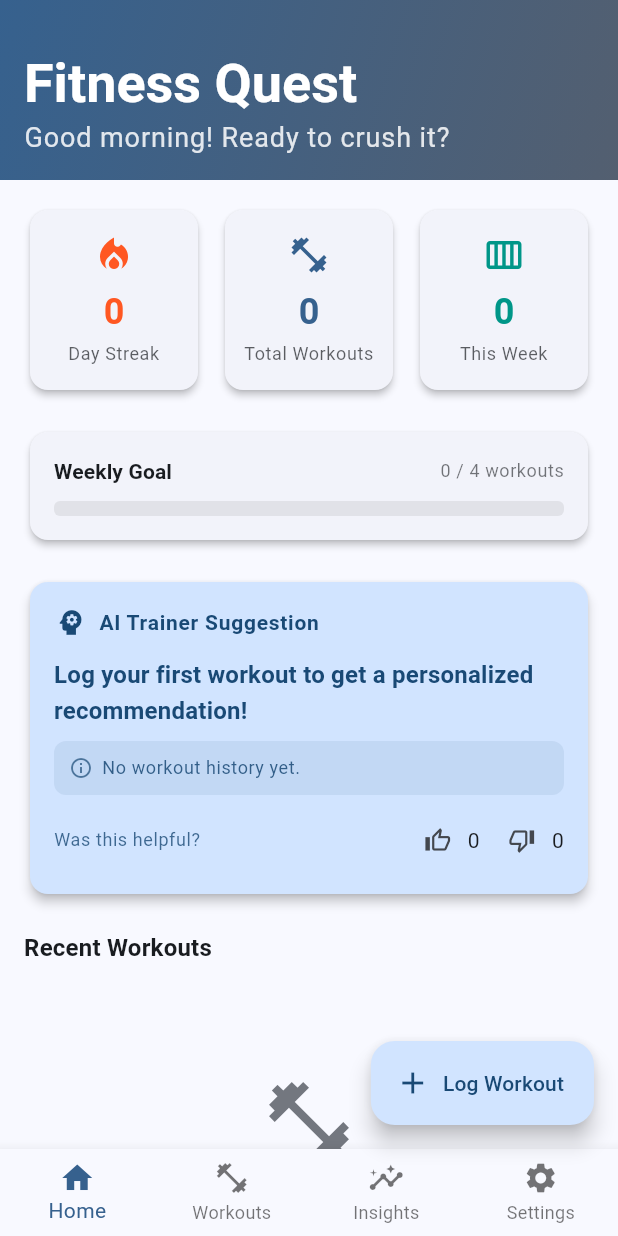
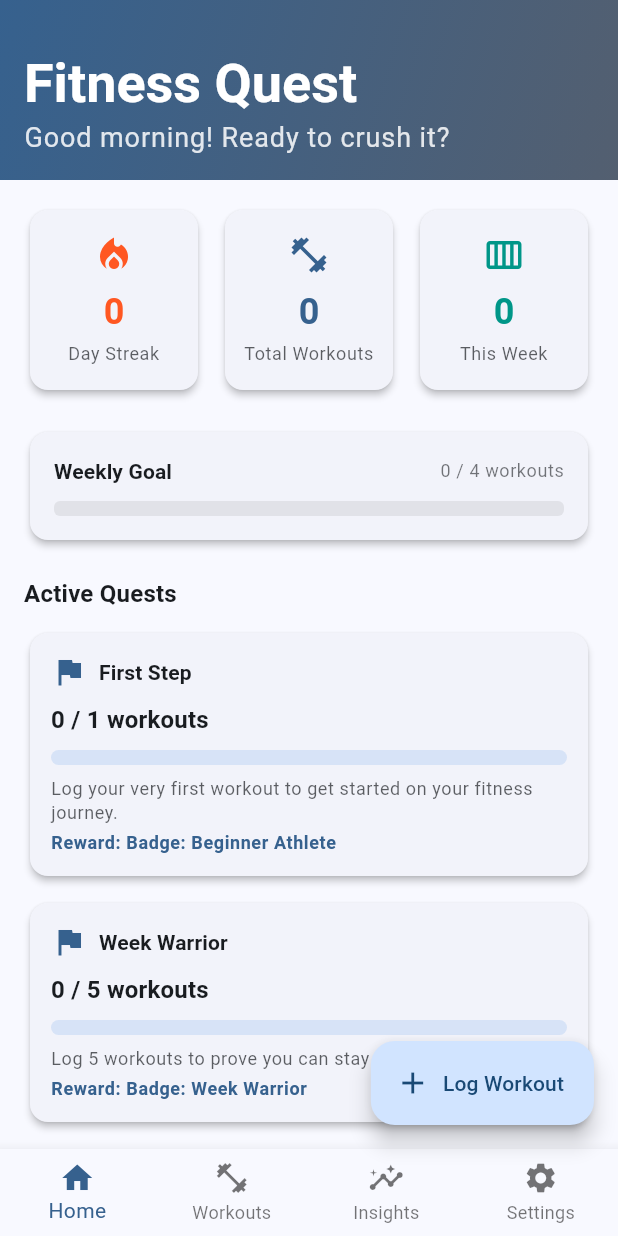
Before and after one commit to Phyvlik/project_01_fitness_tracker, a Flutter app: the screen it shows after launch, on a phone screen of 412 x 824 dp. Run offline on Flutter 3.47's test engine with Material 3 defaults, Android fonts, the light colour scheme and no system bars; our stand-ins replace file_picker, fl_chart, shared_preferences, sqflite, sqflite_common_ffi, sqflite_common_ffi_web; accounts and stored records are empty.

Commit message:
Add quest visibity to home screen and track relevant quests

```diff
--- a/lib/screens/home_screen.dart
+++ b/lib/screens/home_screen.dart
@@ -111,6 +111,36 @@ class HomeScreen extends StatelessWidget {
                       ),
 
                       const SizedBox(height: 20),
+
+                      //active quest progress
+                      if (provider.quests.any((q) => !q.isCompleted)) ...[
+                        Text(
+                        'Active Quests',
+                         style: theme.textTheme.titleMedium?.copyWith(
+                          fontWeight: FontWeight.bold,
+                        ),
+                ),
+                       const SizedBox(height: 10),
+
+                 ...provider.quests
+                   .where((q) => !q.isCompleted)
+                      .take(2)
+                       .map(
+                    (q) => Padding(
+                     padding: const EdgeInsets.only(bottom: 10),
+                       child: _QuestProgressCard(
+                       title: q.name,
+                      subtitle: q.description,
+                      current: q.completedWorkouts,
+                      target: q.targetWorkouts,
+                      reward: q.reward,
+                      isCompleted: q.isCompleted,
+          ),
+        ),
+      ),
+
+  const SizedBox(height: 20),
+],
 
                       // AI suggestion card
                       AiSuggestionCard(
@@ -276,3 +306,84 @@ class _WeeklyGoalBar extends StatelessWidget {
     );
   }
 }
+class _QuestProgressCard extends StatelessWidget {
+  final String title;
+  final String subtitle;
+  final int current;
+  final int target;
+  final String reward;
+  final bool isCompleted;
+
+  const _QuestProgressCard({
+    required this.title,
+    required this.subtitle,
+    required this.current,
+    required this.target,
+    required this.reward,
+    required this.isCompleted,
+  });
+
+  @override
+  Widget build(BuildContext context) {
+    final theme = Theme.of(context);
+    final progress = target > 0 ? (current / target).clamp(0.0, 1.0) : 0.0;
+    final accentColor = isCompleted ? Colors.green : theme.colorScheme.primary;
+
+    return Card(
+      elevation: 2,
+      child: Padding(
+        padding: const EdgeInsets.all(14),
+        child: Column(
+          crossAxisAlignment: CrossAxisAlignment.start,
+          children: [
+            Row(
+              children: [
+                Icon(
+                  isCompleted ? Icons.emoji_events : Icons.flag,
+                  color: accentColor,
+                ),
+                const SizedBox(width: 8),
+                Expanded(
+                  child: Text(
+                    title,
+                    style: theme.textTheme.titleSmall?.copyWith(
+                      fontWeight: FontWeight.bold,
+                    ),
+                  ),
+                ),
+              ],
+            ),
+            const SizedBox(height: 8),
+            Text(
+              '$current / $target workouts',
+              style: theme.textTheme.titleMedium?.copyWith(
+                fontWeight: FontWeight.bold,
+              ),
+            ),
+            const SizedBox(height: 8),
+            LinearProgressIndicator(
+              value: progress,
+              minHeight: 10,
+              borderRadius: BorderRadius.circular(8),
+            ),
+            const SizedBox(height: 8),
+            Text(
+              subtitle,
+              style: theme.textTheme.bodySmall?.copyWith(
+                color: theme.colorScheme.onSurface.withValues(alpha: 0.7),
+              ),
+            ),
+            const SizedBox(height: 4),
+            Text(
+              'Reward: $reward',
+              style: theme.textTheme.bodySmall?.copyWith(
+                fontWeight: FontWeight.w600,
+                color: accentColor,
+              ),
+            ),
+          ],
+        ),
+      ),
+    );
+  }
+}
```
